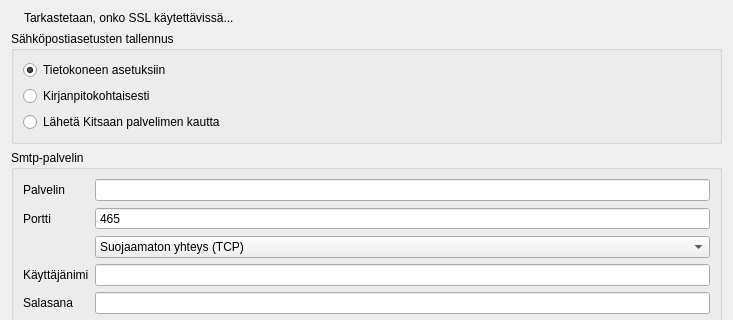
Above: kitsas/maaritys/emailmaaritys.ui from artoh/kitupiikki before the change; both pictures show x 0 to 733 and y 0 to 320 of the 733 by 1237 pixel window. Below: the same form after it.
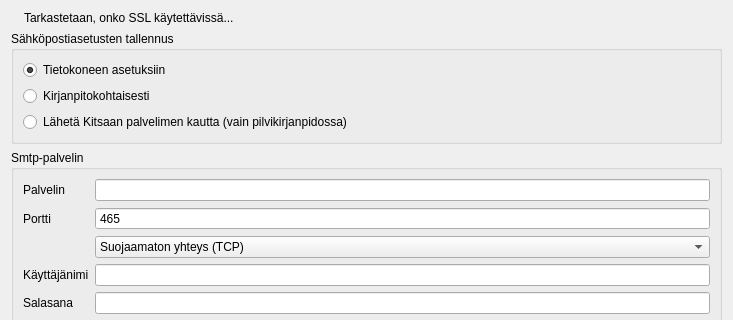
That is the form after the change. Icons and pictures are not drawn.

Commit message: KitsasEmail vain pilveen

What changed in the file:
```diff
--- a/kitsas/maaritys/emailmaaritys.ui
+++ b/kitsas/maaritys/emailmaaritys.ui
@@ -61,7 +61,11 @@
       <item>
        <widget class="QRadioButton" name="kitsasRadio">
         <property name="text">
-         <string>Lähetä Kitsaan palvelimen kautta</string>
+         <string>Lähetä Kitsaan palvelimen kautta (vain pilvikirjanpidossa)</string>
+        </property>
+        <property name="icon">
+         <iconset resource="../pic/pic.qrc">
+          <normaloff>:/pic/cloud.png</normaloff>:/pic/cloud.png</iconset>
         </property>
        </widget>
       </item>
```
Left out of the diff: 8 changed lines with no effect on the pictures. The commit also changes 2 other files.
